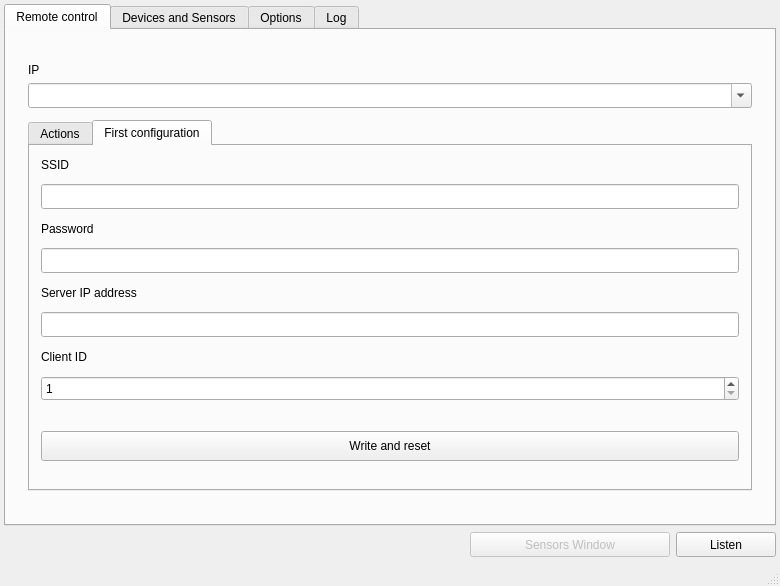
Old version of the form CStation/mainwindow.ui in the repository Pvg08/ESP_CStation.
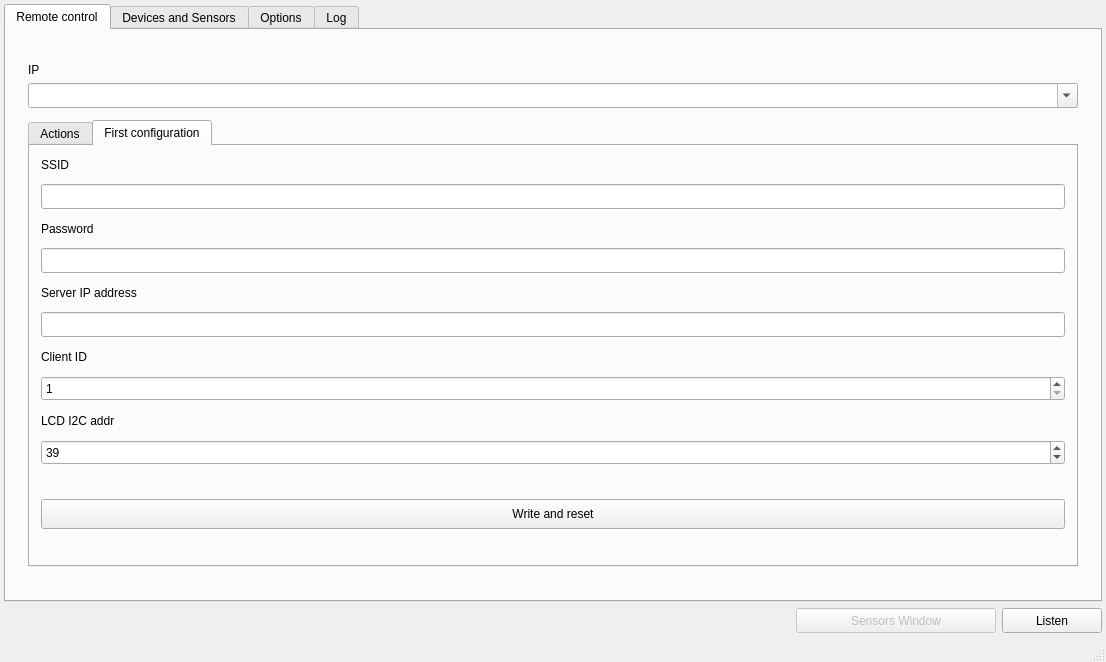
New version of the form. The open tabs and pages were chosen to show the change.

Commit message: настройка i2c addr

The edit to the form file:
```diff
--- a/CStation/mainwindow.ui
+++ b/CStation/mainwindow.ui
@@ -6,8 +6,8 @@
    <rect>
     <x>0</x>
     <y>0</y>
-    <width>780</width>
-    <height>586</height>
+    <width>1106</width>
+    <height>662</height>
    </rect>
   </property>
   <property name="windowTitle">
@@ -416,6 +416,53 @@
                     </property>
                    </widget>
                   </item>
+                  <item>
+                   <widget class="QLabel" name="label_11">
+                    <property name="minimumSize">
+                     <size>
+                      <width>0</width>
+                      <height>15</height>
+                     </size>
+                    </property>
+                    <property name="maximumSize">
+                     <size>
+                      <width>16777215</width>
+                      <height>15</height>
+                     </size>
+                    </property>
+                    <property name="text">
+                     <string>LCD I2C addr</string>
+                    </property>
+                    <property name="alignment">
+                     <set>Qt::AlignBottom|Qt::AlignLeading|Qt::AlignLeft</set>
+                    </property>
+                   </widget>
+                  </item>
+                  <item>
+                   <widget class="QSpinBox" name="spinBox_i2c_addr">
+                    <property name="minimumSize">
+                     <size>
+                      <width>0</width>
+                      <height>25</height>
+                     </size>
+                    </property>
+                    <property name="maximumSize">
+                     <size>
+                      <width>16777215</width>
+                      <height>25</height>
+                     </size>
+                    </property>
+                    <property name="minimum">
+                     <number>1</number>
+                    </property>
+                    <property name="maximum">
+                     <number>254</number>
+                    </property>
+                    <property name="value">
+                     <number>39</number>
+                    </property>
+                   </widget>
+                  </item>
                   <item>
                    <widget class="QWidget" name="widget_17" native="true">
                     <property name="maximumSize">
```
Left out of the diff: 4 changed lines with no effect on the pictures. The commit also changes 3 other files.
